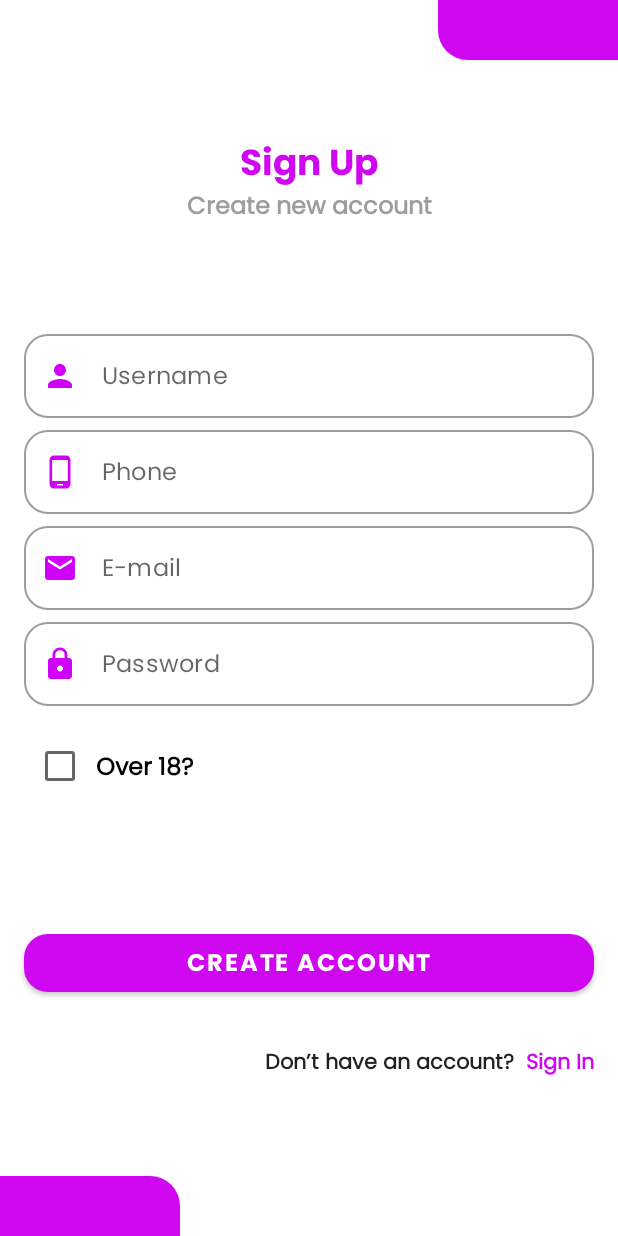
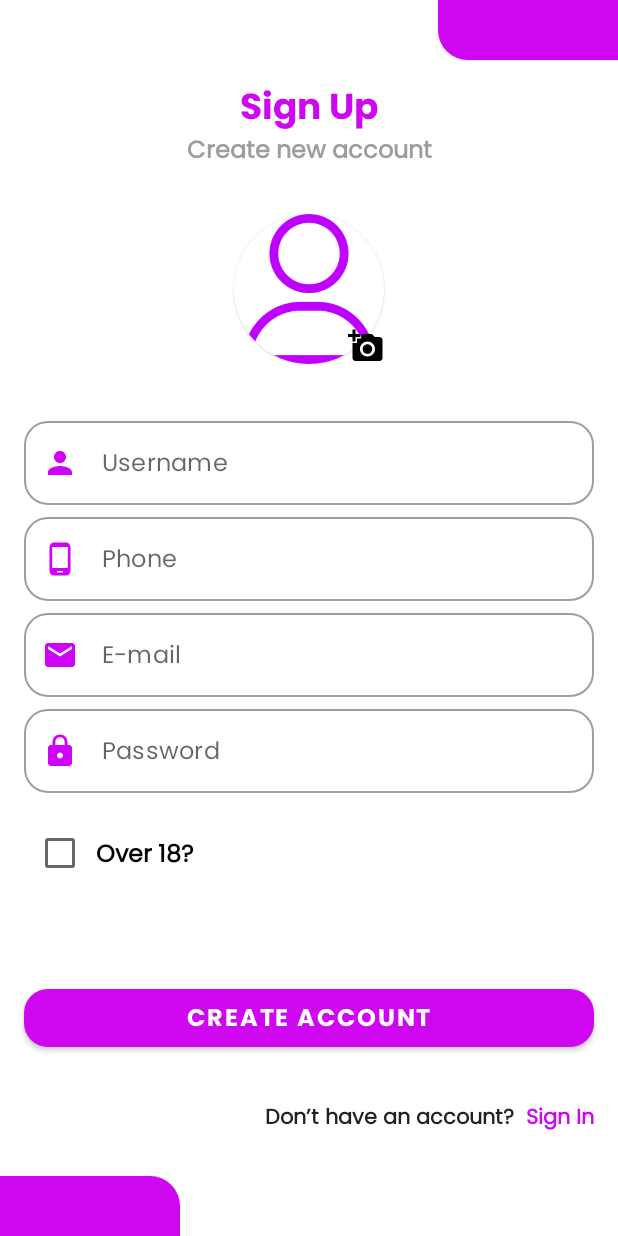
Before and after one commit to FelipeFlorencio9/ppdm-saf, an Android app built with Jetpack Compose: the screen it shows after launch (SignUpActivity), after a tap on "Sign Up", on a phone screen of 412 x 824 dp. Run offline under Robolectric (Android 15) with nearby library versions, the phone set to English and light mode, and no system bars.

Commit message:
Feito Profile com Box & verticalScroll nos outlines

```diff
--- /dev/null
+++ b/app/src/main/java/br/senai/sp/jandira/tripapp/components/BottomShape.kt
@@ -0,0 +1,31 @@
+package br.senai.sp.jandira.tripapp.components
+
+import androidx.compose.foundation.layout.size
+import androidx.compose.foundation.shape.RoundedCornerShape
+import androidx.compose.material.Card
+import androidx.compose.runtime.Composable
+import androidx.compose.ui.Modifier
+import androidx.compose.ui.graphics.Color
+import androidx.compose.ui.tooling.preview.Preview
+import androidx.compose.ui.unit.dp
+
+@Composable
+fun BottomShape() {
+    Card (
+        modifier = Modifier.size(
+            height = 40.dp,
+            width = 120.dp),
+        backgroundColor = Color(
+            red = 207,
+            green = 6,
+            blue =  240),
+        shape = RoundedCornerShape(
+            topEnd = 20.dp)
+    ){}
+}
+
+@Preview
+@Composable
+fun BottomShapePreview() {
+    BottomShape()
+}
--- /dev/null
+++ b/app/src/main/java/br/senai/sp/jandira/tripapp/components/TopShape.kt
@@ -0,0 +1,31 @@
+package br.senai.sp.jandira.tripapp.components
+
+import androidx.compose.foundation.layout.size
+import androidx.compose.foundation.shape.RoundedCornerShape
+import androidx.compose.material.Card
+import androidx.compose.runtime.Composable
+import androidx.compose.ui.Modifier
+import androidx.compose.ui.graphics.Color
+import androidx.compose.ui.tooling.preview.Preview
+import androidx.compose.ui.unit.dp
+
+@Composable
+fun TopShape() {
+    Card (
+        modifier = Modifier.size(
+            height = 40.dp,
+            width = 120.dp),
+        backgroundColor = Color(
+            red = 207,
+            green = 6,
+            blue = 240),
+        shape = RoundedCornerShape(
+            bottomStart = 20.dp)
+    ) {}
+}
+
+@Preview
+@Composable
+fun TopShapePreview() {
+    TopShape()
+}
--- a/app/src/main/java/br/senai/sp/jandira/tripapp/MainActivity.kt
+++ b/app/src/main/java/br/senai/sp/jandira/tripapp/gui/MainActivity.kt
@@ -1,4 +1,4 @@
-package br.senai.sp.jandira.tripapp
+package br.senai.sp.jandira.tripapp.gui
 
 import android.content.Intent
 import android.os.Bundle
@@ -22,6 +22,9 @@ import androidx.compose.ui.text.font.FontWeight
 import androidx.compose.ui.tooling.preview.Preview
 import androidx.compose.ui.unit.dp
 import androidx.compose.ui.unit.sp
+import br.senai.sp.jandira.tripapp.R
+import br.senai.sp.jandira.tripapp.components.BottomShape
+import br.senai.sp.jandira.tripapp.components.TopShape
 import br.senai.sp.jandira.tripapp.ui.theme.*
 
 class MainActivity : ComponentActivity() {
@@ -29,9 +32,6 @@ class MainActivity : ComponentActivity() {
 
     override fun onCreate(savedInstanceState: Bundle?) {
         super.onCreate(savedInstanceState)
-
-
-
         setContent {
             TripAppTheme {
                 TripMainScreen()
@@ -62,26 +62,13 @@ fun TripMainScreen(){
                 modifier = Modifier.fillMaxWidth(),
                 horizontalAlignment = Alignment.End
             ) {
-                Card (
-                    modifier = Modifier.size(
-                        height = 40.dp,
-                        width = 120.dp),
-                    backgroundColor = Color(
-                        red = 207,
-                        green = 6,
-                        blue = 240),
-                    shape = RoundedCornerShape(
-                        bottomStart = 20.dp
-                    )
-                ){
-
-                }
+                TopShape()
             } // fim do header
             //Form
             Column(
                 modifier = Modifier
-                .fillMaxWidth()
-                .padding(16.dp),
+                    .fillMaxWidth()
+                    .padding(16.dp),
                 verticalArrangement = Arrangement.SpaceBetween
             ) {
                 //Login
@@ -135,7 +122,12 @@ fun TripMainScreen(){
                                 contentDescription = stringResource(id = R.string.email_description),
                                 tint = Color(207, 1, 248)
                             )
-                        }
+                        },
+                        colors = TextFieldDefaults
+                            .outlinedTextFieldColors(
+                                focusedBorderColor = RoseDefault,
+                                unfocusedBorderColor = RoseDefault
+                            )
                     )
                     Spacer(modifier = Modifier
                         .fillMaxWidth()
@@ -158,7 +150,11 @@ fun TripMainScreen(){
                                 contentDescription = stringResource(id = R.string.password_description),
                                 tint = Color(207, 1, 248)
                             )
-                        }
+                        },
+                        colors = TextFieldDefaults.outlinedTextFieldColors(
+                            focusedBorderColor = RoseDefault,
+                            unfocusedBorderColor = RoseDefault
+                        )
                     )
 
                 } // Fim dos inputs
@@ -218,17 +214,7 @@ fun TripMainScreen(){
                 verticalArrangement = Arrangement.Top,
                 horizontalAlignment = Alignment.Start,
             ) {
-                Card (
-                    modifier = Modifier.size(
-                        height = 40.dp,
-                        width = 120.dp),
-                    backgroundColor = Color(
-                        red = 207,
-                        green = 6,
-                        blue =  240),
-                    shape = RoundedCornerShape(
-                        topEnd = 20.dp)
-                ){}
+                BottomShape()
             } // fim do Footer
         } // fim do Body
     }
--- a/app/src/main/java/br/senai/sp/jandira/tripapp/SignUpActivity.kt
+++ b/app/src/main/java/br/senai/sp/jandira/tripapp/gui/SignUpActivity.kt
@@ -1,24 +1,30 @@
-package br.senai.sp.jandira.tripapp
+package br.senai.sp.jandira.tripapp.gui
 
 import android.content.Intent
 import android.os.Bundle
+import android.service.carrier.CarrierService
 import androidx.activity.ComponentActivity
 import androidx.activity.compose.setContent
-import androidx.compose.foundation.background
-import androidx.compose.foundation.clickable
+import androidx.compose.foundation.*
 import androidx.compose.foundation.layout.*
+import androidx.compose.foundation.shape.CircleShape
 import androidx.compose.foundation.shape.RoundedCornerShape
 import androidx.compose.material.*
+import androidx.compose.material.icons.Icons
+import androidx.compose.material.icons.filled.Place
 import androidx.compose.runtime.Composable
+import androidx.compose.runtime.mutableStateOf
 import androidx.compose.ui.Alignment
 import androidx.compose.ui.Modifier
 import androidx.compose.ui.graphics.Color
+import androidx.compose.ui.layout.ContentScale
 import androidx.compose.ui.res.painterResource
 import androidx.compose.ui.res.stringResource
 import androidx.compose.ui.text.font.FontStyle
 import androidx.compose.ui.tooling.preview.Preview
 import androidx.compose.ui.unit.dp
 import androidx.compose.ui.unit.sp
+import br.senai.sp.jandira.tripapp.R
 import br.senai.sp.jandira.tripapp.ui.theme.*
 
 class SignUpActivity : ComponentActivity() {
@@ -41,6 +47,7 @@ class SignUpActivity : ComponentActivity() {
 @Preview(showBackground = true, showSystemUi = true)
 @Composable
 fun SignUpScreen() {
+//    var scrollState by rememberScrollState()
     //Body
     Column(
         verticalArrangement = Arrangement.SpaceBetween
@@ -86,6 +93,22 @@ fun SignUpScreen() {
                 fontFamily = PoppinsRegular,
                 lineHeight = 18.sp
             )
+            Spacer(modifier = Modifier.height(32.dp))
+            Box(){
+                Card(
+                    modifier = Modifier.size(100.dp),
+                    shape = CircleShape,
+                ) {
+                    Image(
+                        painter = painterResource(id = R.drawable.profile),
+                        contentDescription = null
+                        )
+                }
+                Image(
+                    modifier = Modifier.align(Alignment.BottomEnd),
+                    painter = painterResource(id = R.drawable.baseline_add_a_photo_24),
+                    contentDescription = null)
+            }
         }
         //Forms
         Column(
@@ -191,6 +214,7 @@ fun SignUpScreen() {
                     fontFamily = PoppinsRegular
                 )
             }
+            Spacer(modifier = Modifier.height(16.dp))
         }
 
         Column(
@@ -206,10 +230,10 @@ fun SignUpScreen() {
                 colors = ButtonDefaults.buttonColors(Color(207,6,240))
             ) {
                 Text(
-                        text = stringResource(id = R.string.create_account).uppercase(),
-                        color = Color.White,
-                        fontSize = 16.sp,
-                        fontFamily = PoppinsBold
+                    text = stringResource(id = R.string.create_account).uppercase(),
+                    color = Color.White,
+                    fontSize = 16.sp,
+                    fontFamily = PoppinsBold
                 )
             }
             Spacer(
@@ -233,6 +257,8 @@ fun SignUpScreen() {
                 )
             }
         }
+
+
         //Footer
         Column(
             modifier = Modifier
--- /dev/null
+++ b/app/src/main/res/drawable/baseline_add_a_photo_24.xml
@@ -0,0 +1,5 @@
+<vector android:height="24dp" android:tint="#000000"
+    android:viewportHeight="24" android:viewportWidth="24"
+    android:width="24dp" xmlns:android="http://schemas.android.com/apk/res/android">
+    <path android:fillColor="@android:color/white" android:pathData="M3,4V1h2v3h3v2H5v3H3V6H0V4H3zM6,10V7h3V4h7l1.83,2H21c1.1,0 2,0.9 2,2v12c0,1.1 -0.9,2 -2,2H5c-1.1,0 -2,-0.9 -2,-2V10H6zM13,19c2.76,0 5,-2.24 5,-5s-2.24,-5 -5,-5s-5,2.24 -5,5S10.24,19 13,19zM9.8,14c0,1.77 1.43,3.2 3.2,3.2s3.2,-1.43 3.2,-3.2s-1.43,-3.2 -3.2,-3.2S9.8,12.23 9.8,14z"/>
+</vector>
```
Also changed, not shown: app/src/main/AndroidManifest.xml (+2 -7 lines), app/src/main/java/br/senai/sp/jandira/tripapp/components/Profile.kt (added, +42 -0 lines), app/src/main/java/br/senai/sp/jandira/tripapp/gui/HomeActivity.kt (renamed from app/src/main/java/br/senai/sp/jandira/tripapp/HomeActivity.kt, +3 -10 lines), app/src/main/res/drawable/profile.png (added), app/src/main/res/drawable/user.png (added).
